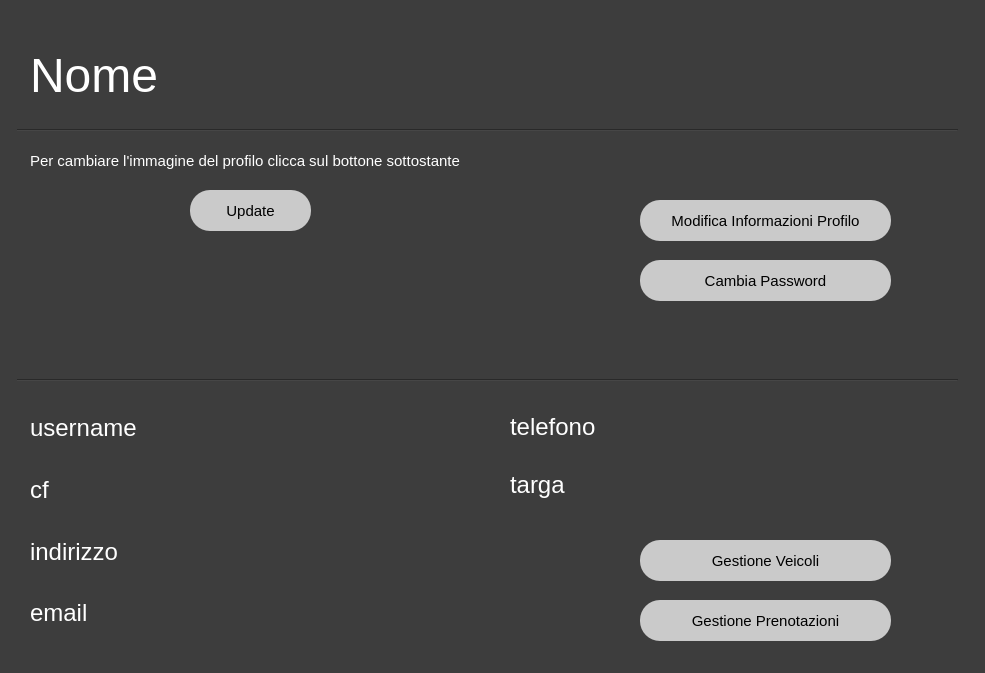
Before: the Qt Designer form Utente/VistaProfiloUtente.ui in riccardomalpiedi/parcheggio, drawn with Qt 5.
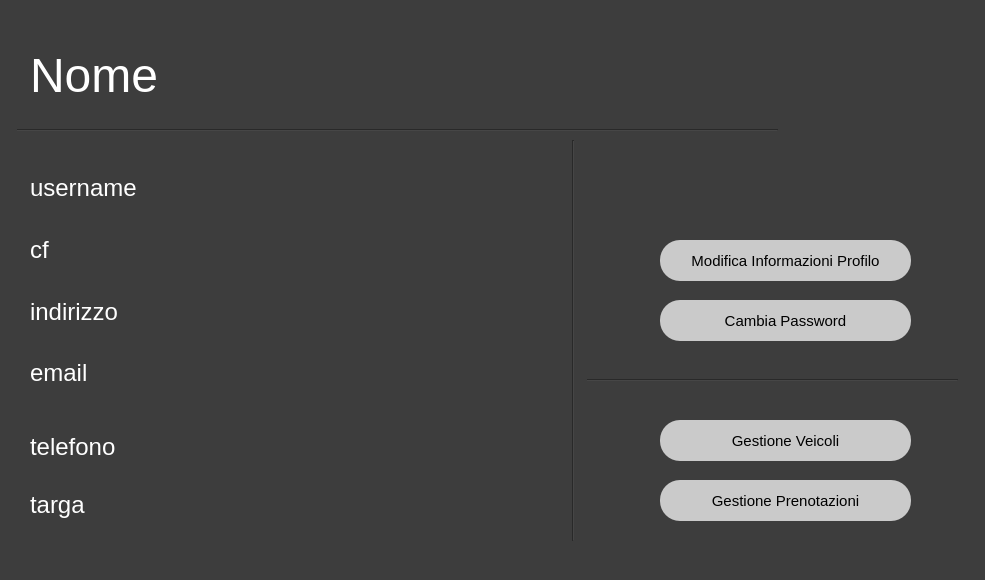
After: the same form once the commit is applied. Icons and pictures are not drawn.

Commit message: Modifiche alla Vista Profilo Utente pt.2

The edit to the form file:
```diff
--- a/Utente/VistaProfiloUtente.ui
+++ b/Utente/VistaProfiloUtente.ui
@@ -7,7 +7,7 @@
     <x>0</x>
     <y>0</y>
     <width>985</width>
-    <height>673</height>
+    <height>580</height>
    </rect>
   </property>
   <property name="windowTitle">
@@ -33,54 +33,11 @@
     <string>Nome</string>
    </property>
   </widget>
-  <widget class="QPushButton" name="update_button">
-   <property name="geometry">
-    <rect>
-     <x>190</x>
-     <y>190</y>
-     <width>121</width>
-     <height>41</height>
-    </rect>
-   </property>
-   <property name="cursor">
-    <cursorShape>PointingHandCursor</cursorShape>
-   </property>
-   <property name="styleSheet">
-    <string notr="true">border-radius:20px; 
- background-color: rgb(202, 202, 202);
-font-size:11pt;</string>
-   </property>
-   <property name="text">
-    <string>Update</string>
-   </property>
-  </widget>
-  <widget class="QLabel" name="label_2">
-   <property name="geometry">
-    <rect>
-     <x>30</x>
-     <y>130</y>
-     <width>621</width>
-     <height>61</height>
-    </rect>
-   </property>
-   <property name="toolTip">
-    <string>&lt;html&gt;&lt;head/&gt;&lt;body&gt;&lt;p&gt;&lt;br/&gt;&lt;/p&gt;&lt;/body&gt;&lt;/html&gt;</string>
-   </property>
-   <property name="whatsThis">
-    <string>&lt;html&gt;&lt;head/&gt;&lt;body&gt;&lt;p&gt;&lt;br/&gt;&lt;/p&gt;&lt;/body&gt;&lt;/html&gt;</string>
-   </property>
-   <property name="styleSheet">
-    <string notr="true">color: rgb(255, 255, 255); font-size:11pt</string>
-   </property>
-   <property name="text">
-    <string>Per cambiare l'immagine del profilo clicca sul bottone sottostante</string>
-   </property>
-  </widget>
   <widget class="QPushButton" name="gestione_veicoli_button">
    <property name="geometry">
     <rect>
-     <x>640</x>
-     <y>540</y>
+     <x>660</x>
+     <y>420</y>
      <width>251</width>
      <height>41</height>
     </rect>
@@ -100,8 +57,8 @@
   <widget class="QPushButton" name="gestione_prenotazioni_button">
    <property name="geometry">
     <rect>
-     <x>640</x>
-     <y>600</y>
+     <x>660</x>
+     <y>480</y>
      <width>251</width>
      <height>41</height>
     </rect>
@@ -123,7 +80,7 @@
     <rect>
      <x>17</x>
      <y>120</y>
-     <width>941</width>
+     <width>761</width>
      <height>20</height>
     </rect>
    </property>
@@ -137,8 +94,8 @@
   <widget class="QPushButton" name="modifica_profilo_button">
    <property name="geometry">
     <rect>
-     <x>640</x>
-     <y>200</y>
+     <x>660</x>
+     <y>240</y>
      <width>251</width>
      <height>41</height>
     </rect>
@@ -158,8 +115,8 @@
   <widget class="QPushButton" name="cambia_password_button">
    <property name="geometry">
     <rect>
-     <x>640</x>
-     <y>260</y>
+     <x>660</x>
+     <y>300</y>
      <width>251</width>
      <height>41</height>
     </rect>
@@ -179,9 +136,9 @@
   <widget class="Line" name="line_2">
    <property name="geometry">
     <rect>
-     <x>17</x>
+     <x>587</x>
      <y>370</y>
-     <width>941</width>
+     <width>371</width>
      <height>20</height>
     </rect>
    </property>
@@ -195,8 +152,8 @@
   <widget class="QWidget" name="layoutWidget">
    <property name="geometry">
     <rect>
-     <x>510</x>
-     <y>400</y>
+     <x>30</x>
+     <y>420</y>
      <width>421</width>
      <height>111</height>
     </rect>
@@ -228,7 +185,7 @@
    <property name="geometry">
     <rect>
      <x>30</x>
-     <y>400</y>
+     <y>160</y>
      <width>431</width>
      <height>241</height>
     </rect>
@@ -279,8 +236,8 @@
   <widget class="QLabel" name="photo_label">
    <property name="geometry">
     <rect>
-     <x>30</x>
-     <y>190</y>
+     <x>800</x>
+     <y>20</y>
      <width>151</width>
      <height>151</height>
     </rect>
@@ -295,6 +252,22 @@
     <bool>true</bool>
    </property>
   </widget>
+  <widget class="Line" name="line_3">
+   <property name="geometry">
+    <rect>
+     <x>563</x>
+     <y>140</y>
+     <width>20</width>
+     <height>401</height>
+    </rect>
+   </property>
+   <property name="styleSheet">
+    <string notr="true">background-color: rgb(61, 61, 61)</string>
+   </property>
+   <property name="orientation">
+    <enum>Qt::Vertical</enum>
+   </property>
+  </widget>
  </widget>
  <resources/>
  <connections/>
```
Left out of the diff: 3 changed lines with no effect on the pictures. The commit also changes 6 other files.
